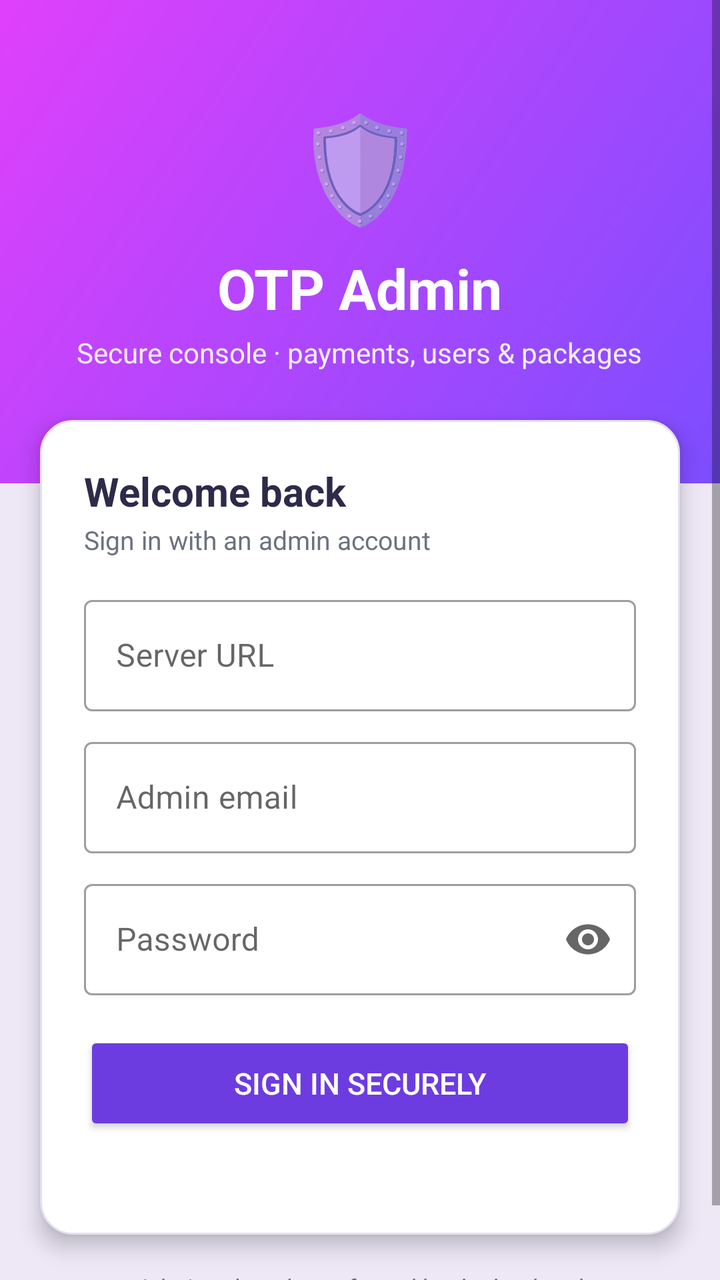
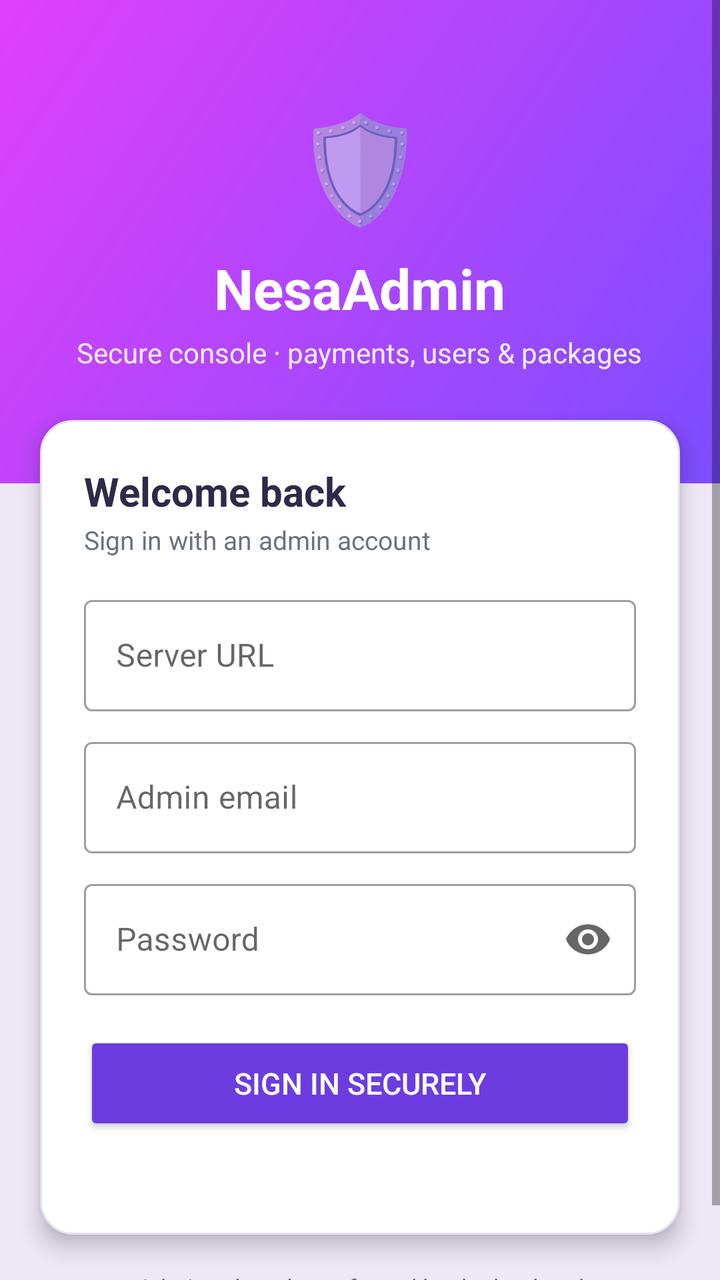

Compare the two renders of this Android layout. The source of the first and the diff that turns it into the second are given below.
<!-- AndroidManifest.xml: application theme Theme.OTPFetch -->
<!-- res/layout/activity_admin_auth.xml -->
<?xml version="1.0" encoding="utf-8"?>
<ScrollView xmlns:android="http://schemas.android.com/apk/res/android"
    xmlns:app="http://schemas.android.com/apk/res-auto"
    android:layout_width="match_parent"
    android:layout_height="match_parent"
    android:background="@color/screen_bg"
    android:fillViewport="true">

    <LinearLayout
        android:layout_width="match_parent"
        android:layout_height="wrap_content"
        android:orientation="vertical">

        
        <LinearLayout
            android:layout_width="match_parent"
            android:layout_height="wrap_content"
            android:background="@drawable/bg_header_gradient"
            android:gravity="center_horizontal"
            android:orientation="vertical"
            android:paddingTop="48dp"
            android:paddingBottom="56dp"
            android:paddingLeft="24dp"
            android:paddingRight="24dp">

            <TextView
                android:layout_width="wrap_content"
                android:layout_height="wrap_content"
                android:text="🛡️"
                android:textSize="52sp" />

            <TextView
                android:layout_width="wrap_content"
                android:layout_height="wrap_content"
                android:layout_marginTop="8dp"
                android:text="OTP Admin"
                android:textColor="#FFFFFF"
                android:textSize="28sp"
                android:textStyle="bold" />

            <TextView
                android:layout_width="wrap_content"
                android:layout_height="wrap_content"
                android:layout_marginTop="4dp"
                android:gravity="center"
                android:text="Secure console · payments, users &amp; packages"
                android:textColor="#E6FFFFFF"
                android:textSize="14sp" />
        </LinearLayout>

        
        <LinearLayout
            android:layout_width="match_parent"
            android:layout_height="wrap_content"
            android:layout_marginLeft="20dp"
            android:layout_marginRight="20dp"
            android:layout_marginTop="-32dp"
            android:background="@drawable/bg_card"
            android:elevation="6dp"
            android:orientation="vertical"
            android:padding="22dp">

            <TextView
                android:layout_width="wrap_content"
                android:layout_height="wrap_content"
                android:text="Welcome back"
                android:textColor="@color/title_text"
                android:textSize="20sp"
                android:textStyle="bold" />

            <TextView
                android:layout_width="wrap_content"
                android:layout_height="wrap_content"
                android:layout_marginTop="2dp"
                android:layout_marginBottom="12dp"
                android:text="Sign in with an admin account"
                android:textColor="@color/muted_text"
                android:textSize="13sp" />

            <com.google.android.material.textfield.TextInputLayout
                android:layout_width="match_parent"
                android:layout_height="wrap_content"
                android:layout_marginTop="4dp"
                android:hint="Server URL"
                style="@style/Widget.MaterialComponents.TextInputLayout.OutlinedBox">

                <EditText
                    android:id="@+id/serverInput"
                    android:layout_width="match_parent"
                    android:layout_height="wrap_content"
                    android:inputType="textUri"
                    android:singleLine="true" />
            </com.google.android.material.textfield.TextInputLayout>

            <com.google.android.material.textfield.TextInputLayout
                android:layout_width="match_parent"
                android:layout_height="wrap_content"
                android:layout_marginTop="10dp"
                android:hint="Admin email"
                style="@style/Widget.MaterialComponents.TextInputLayout.OutlinedBox">

                <EditText
                    android:id="@+id/loginInput"
                    android:layout_width="match_parent"
                    android:layout_height="wrap_content"
                    android:inputType="textEmailAddress"
                    android:singleLine="true" />
            </com.google.android.material.textfield.TextInputLayout>

            <com.google.android.material.textfield.TextInputLayout
                android:layout_width="match_parent"
                android:layout_height="wrap_content"
                android:layout_marginTop="10dp"
                android:hint="Password"
                app:endIconMode="password_toggle"
                style="@style/Widget.MaterialComponents.TextInputLayout.OutlinedBox">

                <EditText
                    android:id="@+id/passInput"
                    android:layout_width="match_parent"
                    android:layout_height="wrap_content"
                    android:inputType="textPassword"
                    android:singleLine="true" />
            </com.google.android.material.textfield.TextInputLayout>

            <Button
                android:id="@+id/loginBtn"
                android:layout_width="match_parent"
                android:layout_height="wrap_content"
                android:layout_marginTop="18dp"
                android:backgroundTint="@color/btn_primary"
                android:minHeight="52dp"
                android:text="Sign in securely"
                android:textColor="#FFFFFF"
                android:textSize="15sp" />

            <TextView
                android:id="@+id/authHint"
                android:layout_width="match_parent"
                android:layout_height="wrap_content"
                android:layout_marginTop="10dp"
                android:gravity="center"
                android:textColor="@color/muted_text"
                android:textSize="13sp" />
        </LinearLayout>

        <TextView
            android:layout_width="wrap_content"
            android:layout_height="wrap_content"
            android:layout_gravity="center_horizontal"
            android:layout_marginTop="18dp"
            android:layout_marginBottom="28dp"
            android:gravity="center"
            android:text="Admin role only · enforced by the backend"
            android:textColor="@color/muted_text"
            android:textSize="12sp" />
    </LinearLayout>
</ScrollView>
<!-- resources referenced by this layout -->
<resources>
  <color name="btn_primary">#6C3CE0</color>
  <color name="muted_text">#6B7280</color>
  <color name="screen_bg">#EDE7F6</color>
  <color name="title_text">#2D2A4A</color>
  <!-- drawable bg_card (drawable) -->
  <?xml version="1.0" encoding="utf-8"?>
  <shape xmlns:android="http://schemas.android.com/apk/res/android"
      android:shape="rectangle">
      <solid android:color="@color/card_bg" />
      <corners android:radius="16dp" />
      <stroke android:width="1dp" android:color="@color/stroke" />
  </shape>
  <!-- drawable bg_header_gradient (drawable) -->
  <?xml version="1.0" encoding="utf-8"?>
  <shape xmlns:android="http://schemas.android.com/apk/res/android"
      android:shape="rectangle">
      <gradient
          android:startColor="@color/header_start"
          android:endColor="@color/header_end"
          android:angle="135" />
  </shape>
  <style name="Theme.OTPFetch" parent="Theme.MaterialComponents.DayNight.NoActionBar">
          <item name="colorPrimary">@color/accent_blue</item>
          <item name="colorPrimaryDark">@color/header_start</item>
          <item name="colorAccent">@color/accent_pink</item>
          <item name="android:statusBarColor">@color/header_start</item>
          <item name="android:windowBackground">@color/screen_bg</item>
      </style>
  <color name="card_bg">#FFFFFF</color>
  <color name="stroke">#E2E0F0</color>
  <color name="header_start">#7C4DFF</color>
  <color name="header_end">#E040FB</color>
  <color name="accent_blue">#6C3CE0</color>
  <color name="accent_pink">#E040FB</color>
</resources>

<!-- the commit's change to res/layout/activity_admin_auth.xml (unified diff, before → after) -->
@@ -33,7 +33,7 @@
                 android:layout_width="wrap_content"
                 android:layout_height="wrap_content"
                 android:layout_marginTop="8dp"
-                android:text="OTP Admin"
+                android:text="NesaAdmin"
                 android:textColor="#FFFFFF"
                 android:textSize="28sp"
                 android:textStyle="bold" />
